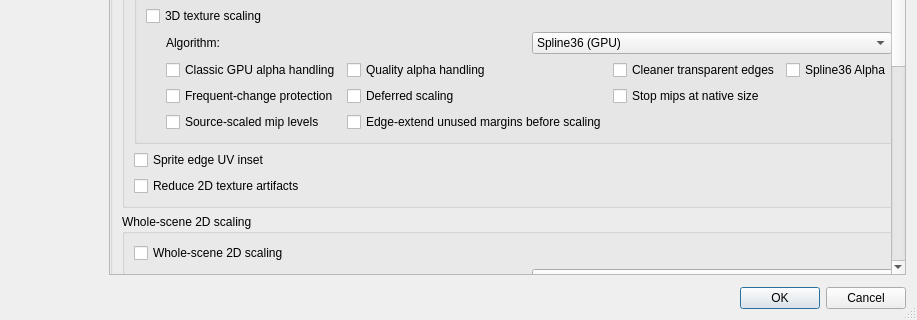
This is src/frontend/qt_sdl/VideoSettingsDialog.ui in ZironZ/melonDS-X432R-Plus as Qt 5 draws it before an edit; both pictures show x 149 to 1066 and y 515 to 835 of the 1066 by 835 pixel window. The edited form follows.
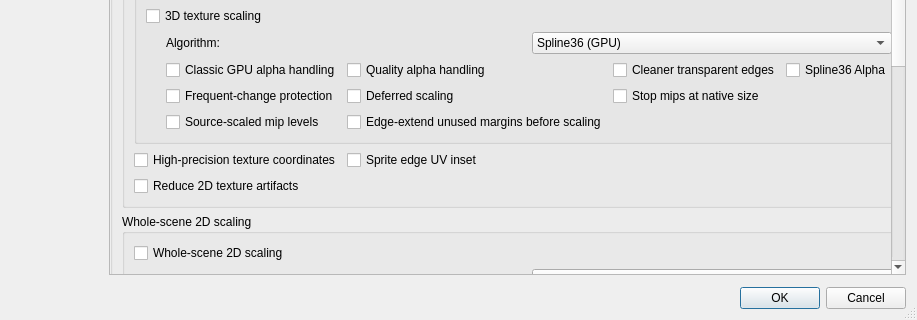
This is the edited form.

```diff
--- a/src/frontend/qt_sdl/VideoSettingsDialog.ui
+++ b/src/frontend/qt_sdl/VideoSettingsDialog.ui
@@ -529,6 +529,18 @@
          </widget>
         </item>
         <item>
+         <layout class="QHBoxLayout" name="horizontalLayout3DTextureCoordinateEnhancements">
+          <item>
+           <widget class="QCheckBox" name="cb3DHighPrecisionTextureCoordinates">
+            <property name="whatsThis">
+             <string>&lt;html&gt;&lt;head/&gt;&lt;body&gt;&lt;p&gt;Uses additional texture-coordinate interpolation precision in the compute renderer whenever 3D is rendered above native resolution. This keeps texture edges and perspective detail aligned with the high-resolution sample grid, whether or not 3D texture scaling is enabled.&lt;/p&gt;&lt;p&gt;At 1x, the original DS-oriented interpolation remains unchanged. This affects UV interpolation only; depth, vertex color, and polygon coverage retain their existing precision.&lt;/p&gt;&lt;/body&gt;&lt;/html&gt;</string>
+            </property>
+            <property name="text">
+             <string>High-precision texture coordinates</string>
+            </property>
+           </widget>
+          </item>
+          <item>
          <widget class="QCheckBox" name="cb3DTextureFilterSpriteUVInset">
           <property name="whatsThis">
            <string>&lt;html&gt;&lt;head/&gt;&lt;body&gt;&lt;p&gt;Experimental sprite edge UV inset. For simple clamp-only sprite rectangles, slightly clips texture coordinates before sampling so filtering or scaled textures are less likely to pull neighboring atlas pixels into the sprite edge. This can crop exact texture edges, so leave it off unless a game shows atlas-edge lines or garbage around 3D-textured sprites.&lt;/p&gt;&lt;/body&gt;&lt;/html&gt;</string>
@@ -539,6 +551,21 @@
          </widget>
         </item>
         <item>
+           <spacer name="horizontalSpacer3DTextureCoordinateEnhancements">
+            <property name="orientation">
+             <enum>Qt::Horizontal</enum>
+            </property>
+            <property name="sizeHint" stdset="0">
+             <size>
+              <width>40</width>
+              <height>0</height>
+             </size>
+            </property>
+           </spacer>
+          </item>
+         </layout>
+        </item>
+        <item>
          <widget class="QCheckBox" name="cb3DTexture2DAtlasProtection">
           <property name="whatsThis">
            <string>&lt;html&gt;&lt;head/&gt;&lt;body&gt;&lt;p&gt;Try this if UI, sprites, or 2D backgrounds show thin lines, halos, or stray pixels after enabling texture filtering or texture scaling.&lt;/p&gt;&lt;p&gt;This can help games that draw 2D art as 3D textures, but it will not fix every game and can slightly change texture edges. Advanced settings show the individual fixes controlled by this option.&lt;/p&gt;&lt;/body&gt;&lt;/html&gt;</string>
```
Left out of the diff: 4 changed lines with no effect on the pictures. Lines whose indentation alone changed are shown as unchanged.
